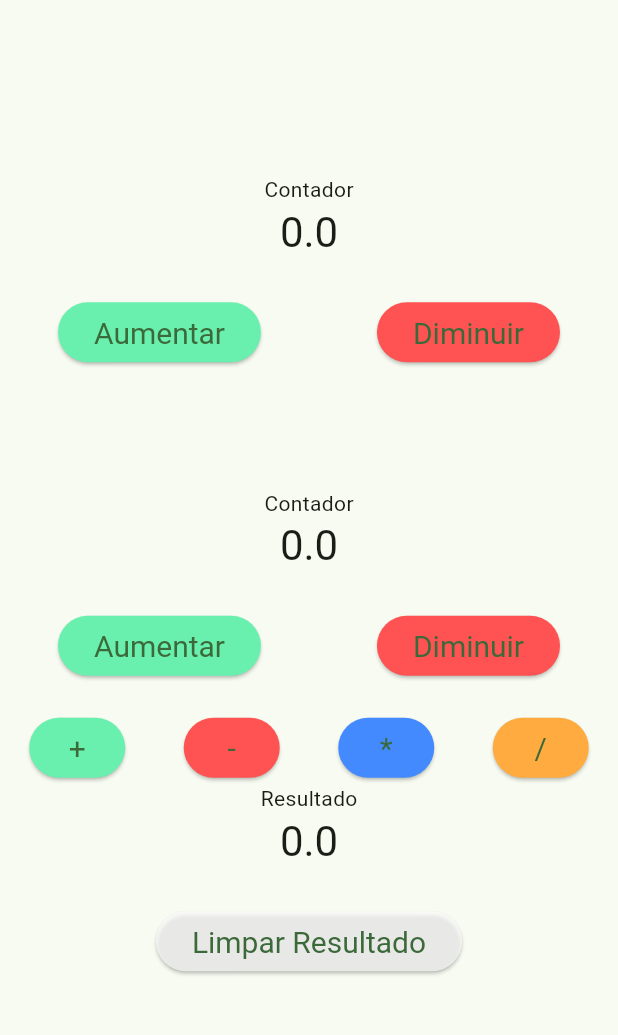
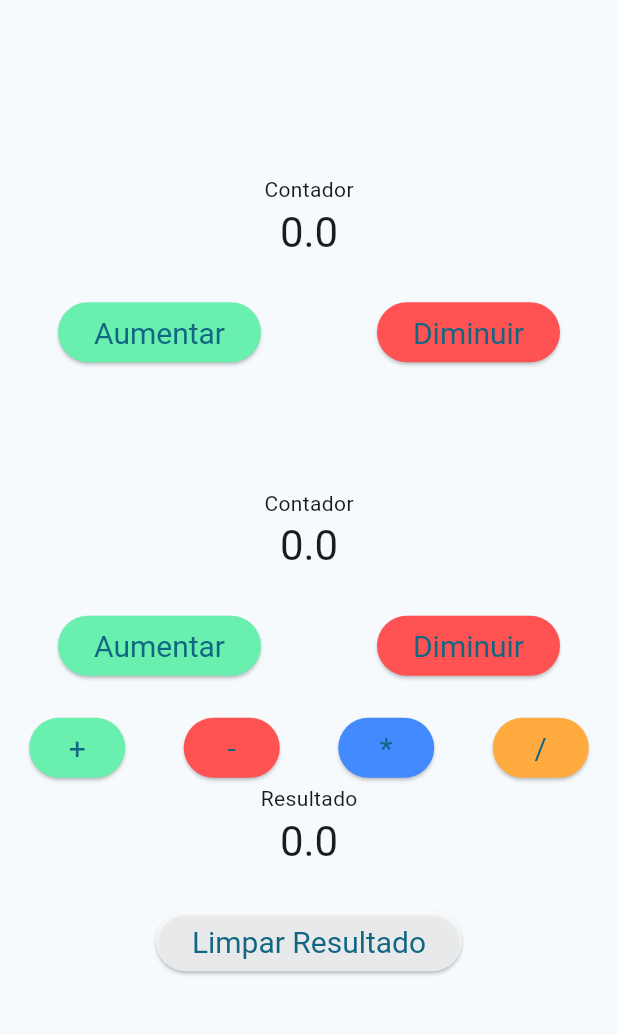
Before and after one commit to ighorlippert-source/Aula_Mobile, a Flutter app: the screen it shows after launch, on a phone screen of 412 x 824 dp, the part 84-1119 px from its top. Run offline on Flutter 3.47's test engine with Material 3 defaults, Android fonts, the phone set to English and light mode, and no system bars.

Commit message:
atualização

```diff
--- a/lib/main.dart
+++ b/lib/main.dart
@@ -12,10 +12,11 @@ class MyApp extends StatelessWidget {
   Widget build(BuildContext context) {
     return MaterialApp(
       title: 'aula01',
-      theme: ThemeData(  colorScheme: .fromSeed(seedColor: Colors.green),
-    ),
-
-     home: const MyHomePage(title: 'Flutter aula 01'),
+      theme: ThemeData(
+        colorScheme: .fromSeed(seedColor: Colors.blueGrey),
+      ),
+       home: MyHomePage(title: 'Flutter aula 01', modoEscuro: true,
+    aoAlterarTema: (bool value) {}),
     );
   }
 }
--- a/lib/screen/myhomepage.dart
+++ b/lib/screen/myhomepage.dart
@@ -4,8 +4,16 @@ import 'package:flutter/cupertino.dart';
 import 'package:flutter/material.dart';
 
 class MyHomePage extends StatefulWidget {
-  const MyHomePage({super.key, required this.title});
+  const MyHomePage({super.key,
+    required this.title,
+    required this.modoEscuro,
+    required this.aoAlterarTema,
+  });
   final String title;
+
+  final bool modoEscuro;
+
+  final ValueChanged<bool> aoAlterarTema;
   @override
   State<MyHomePage> createState() => _MyHomePageState();
 }
```
Also changed, not shown: lib/screen/formulario_page.dart (+10 -1 lines), lib/screen/galeria_page.dart (+56 -4 lines), lib/screen/terceira_page.dart (deleted, +0 -51 lines).
